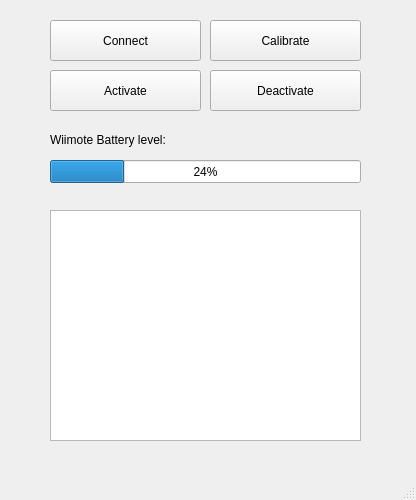
Above: mainwindow.ui from pnegre/python-whiteboard before the change. Below: the same form after it.
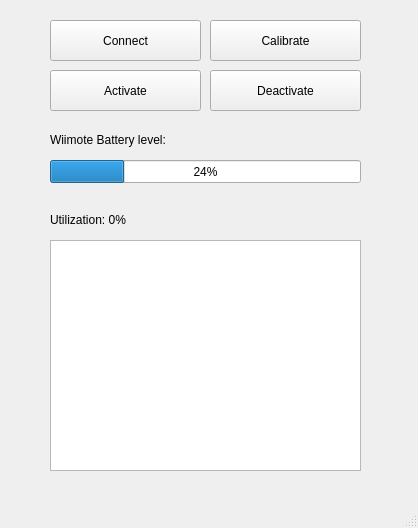
That is the form after the change.

Commit message: Petites millores

Patch:
```diff
--- a/mainwindow.ui
+++ b/mainwindow.ui
@@ -6,8 +6,8 @@
    <rect>
     <x>0</x>
     <y>0</y>
-    <width>416</width>
-    <height>500</height>
+    <width>418</width>
+    <height>528</height>
    </rect>
   </property>
   <property name="windowTitle">
@@ -96,7 +96,7 @@
     <property name="geometry">
      <rect>
       <x>50</x>
-      <y>210</y>
+      <y>240</y>
       <width>311</width>
       <height>231</height>
      </rect>
@@ -125,6 +125,19 @@
      <set>Qt::AlignLeading|Qt::AlignLeft|Qt::AlignTop</set>
     </property>
    </widget>
+   <widget class="QLabel" name="label_utilization">
+    <property name="geometry">
+     <rect>
+      <x>50</x>
+      <y>210</y>
+      <width>311</width>
+      <height>19</height>
+     </rect>
+    </property>
+    <property name="text">
+     <string>Utilization: 0%</string>
+    </property>
+   </widget>
   </widget>
   <widget class="QStatusBar" name="statusbar"/>
   <action name="actionExit">
```
The commit also changes 1 other file.
